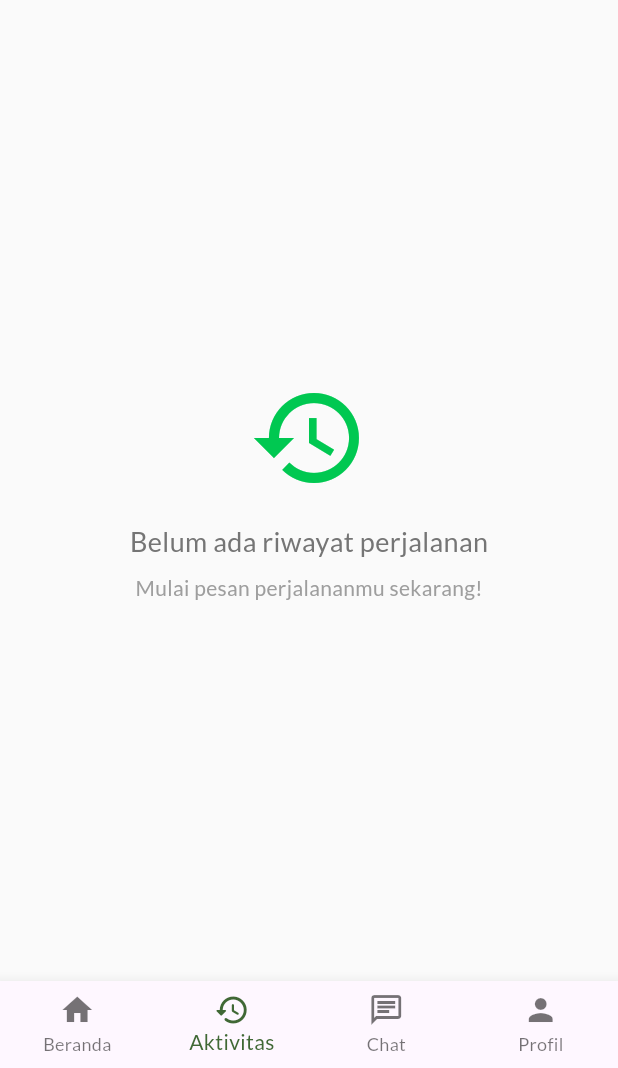
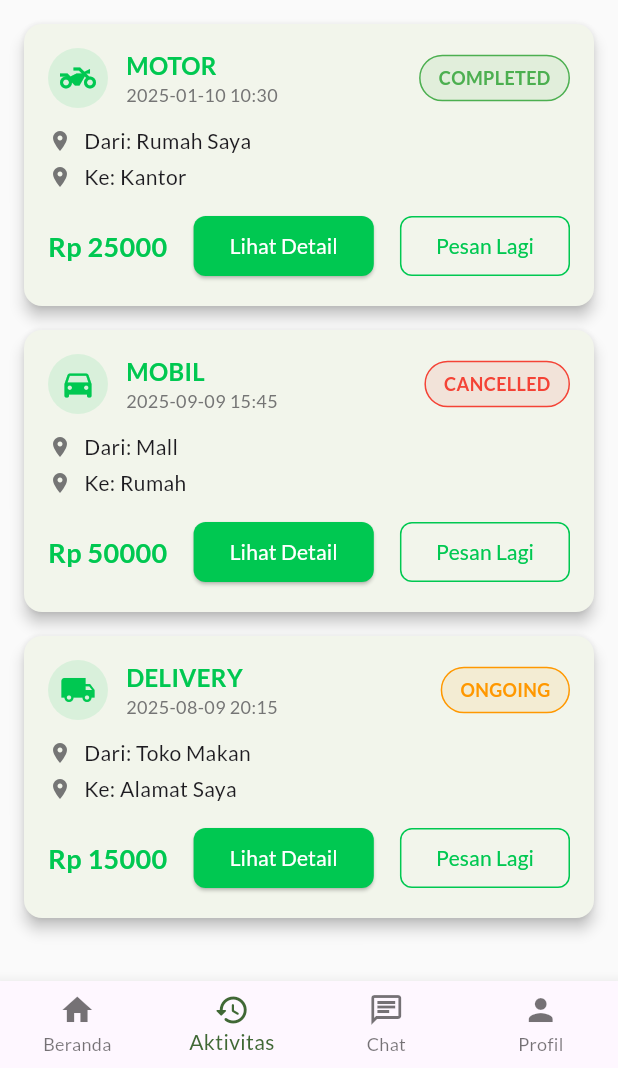
Before and after one commit to DanielKA014/AnterIn, a Flutter app: the HistoryScreen screen opened by its route, on a phone screen of 412 x 824 dp, the part 168-1236 px from its top. Run offline on Flutter 3.47's test engine with Material 3 defaults, Android fonts, the phone set to English and light mode, and no system bars; our stand-ins replace carousel_slider, go_router, google_fonts, permission_handler, shared_preferences, video_player; accounts and stored records are empty.

Commit message:
UI order_history(new)

```diff
--- a/anterin/lib/screens/history_screen.dart
+++ b/anterin/lib/screens/history_screen.dart
@@ -1,111 +1,113 @@
 import 'package:flutter/material.dart';
+import 'package:go_router/go_router.dart';
 import '../models/order.dart';
 
 class HistoryScreen extends StatefulWidget {
-  // Opsional: Constructor untuk pass data dari route
-  const HistoryScreen({super.key, this.orders});
-
-  final List<Order>? orders;
+  const HistoryScreen({super.key});
 
   @override
   _HistoryScreenState createState() => _HistoryScreenState();
 }
 
 class _HistoryScreenState extends State<HistoryScreen> {
-  List<Order> orders = [];
+  late List<Order> orders;
 
   @override
   void initState() {
     super.initState();
-
-    loadOrders();
+    orders = [
+      Order(
+        id: '1',
+        type: 'motor',
+        date: '2025-01-10 10:30',
+        status: 'completed',
+        pickup: 'Rumah Saya',
+        destination: 'Kantor',
+        price: 25000.0,
+      ),
+      // 2. Mobil - Cancelled (merah)
+      Order(
+        id: '2',
+        type: 'mobil',
+        date: '2025-09-09 15:45', // Tanggal pemesanan
+        status: 'cancelled',
+        pickup: 'Mall',
+        destination: 'Rumah',
+        price: 50000.0,
+      ),
+      // 3. Pengiriman Barang - Ongoing/On Progress (kuning/oranye)
+      Order(
+        id: '3',
+        type: 'delivery',
+        date: '2025-08-09 20:15', // Tanggal pemesanan
+        status: 'ongoing',
+        pickup: 'Toko Makan',
+        destination: 'Alamat Saya',
+        price: 15000.0,
+      ),
+    ];
   }
 
-  Future<void> loadOrders() async {
-    setState(() {});
-  }
-
-  // Icon berdasarkan jenis order
   IconData getIconForType(String type) {
     switch (type) {
       case 'motor':
-        return Icons.two_wheeler;
+        return Icons.two_wheeler; // Icon motor
       case 'mobil':
-        return Icons.directions_car;
+        return Icons.directions_car; // Icon mobil
       case 'delivery':
-        return Icons.local_shipping;
+        return Icons.local_shipping; // Icon delivery
       default:
         return Icons.history;
     }
   }
 
-
   Color getStatusColor(String status) {
     switch (status) {
       case 'completed':
         return Colors.green; // Hijau untuk selesai
+      case 'cancelled':
+        return Colors.red; // Merah untuk dibatalkan
       case 'ongoing':
-        return Colors.orange; // Oranye untuk sedang berlangsung
+        return Colors.orange; // Kuning/oranye untuk on progress
       default:
         return Colors.grey;
     }
   }
 
+  void _pesanLagi(String type) {
+    ScaffoldMessenger.of(context).showSnackBar(
+      SnackBar(content: Text('Pesan lagi $type (navigasi ke /ride-$type)')),
+    );
+  }
+
   @override
   Widget build(BuildContext context) {
     return Scaffold(
-      backgroundColor:
-          Colors.grey[50],
+      backgroundColor: Colors.grey[50], // Background abu muda
       appBar: AppBar(
         title: Text(
           'Riwayat Perjalanan',
           style: TextStyle(fontWeight: FontWeight.bold, color: Colors.white),
         ),
-        backgroundColor: Color(0xFF00C851),
+        backgroundColor: Color(0xFF00C851), // Hijau Gojek
         elevation: 0,
         flexibleSpace: Container(
           decoration: BoxDecoration(
             gradient: LinearGradient(
-              colors: [
-                Color(0xFF00C851),
-                Color(0xFF00A651),
-              ],
+              colors: [Color(0xFF00C851), Color(0xFF00A651)], // Gradient hijau
               begin: Alignment.topLeft,
               end: Alignment.bottomRight,
             ),
           ),
         ),
       ),
-      body: orders.isEmpty
-          ? Center(
-              child: Column(
-                mainAxisAlignment: MainAxisAlignment.center,
-                children: [
-                  Icon(Icons.history, size: 80, color: Color(0xFF00C851)),
-                  SizedBox(height: 16),
-                  Text(
-                    'Belum ada riwayat perjalanan',
-                    style: TextStyle(
-                      fontSize: 18,
-                      color: Colors.grey[600],
-                      fontWeight: FontWeight.w500,
-                    ),
-                  ),
-                  SizedBox(height: 8),
-                  Text(
-                    'Mulai pesan perjalananmu sekarang!',
-                    style: TextStyle(fontSize: 14, color: Colors.grey[500]),
-                  ),
-                ],
-              ),
-            )
-          : ListView.builder(
+      body: ListView.builder(
         padding: EdgeInsets.all(16),
         itemCount: orders.length,
         itemBuilder: (context, index) {
           final order = orders[index];
           return Card(
-                  elevation: 4, // Shadow lembut untuk kedalaman
+            elevation: 4, // Shadow lembut seperti Gojek
             margin: EdgeInsets.only(bottom: 16),
             shape: RoundedRectangleBorder(
               borderRadius: BorderRadius.circular(12),
@@ -115,7 +117,7 @@ class _HistoryScreenState extends State<HistoryScreen> {
               child: Column(
                 crossAxisAlignment: CrossAxisAlignment.start,
                 children: [
-                        // Header: Jenis order dan icon
+                  // Header: Icon, Type, Date, Status Badge
                   Row(
                     children: [
                       Container(
@@ -136,7 +138,7 @@ class _HistoryScreenState extends State<HistoryScreen> {
                           crossAxisAlignment: CrossAxisAlignment.start,
                           children: [
                             Text(
-                                    order.type.toUpperCase(),
+                              order.type.toUpperCase(), // e.g., MOTOR
                               style: TextStyle(
                                 fontSize: 16,
                                 fontWeight: FontWeight.bold,
@@ -144,7 +146,7 @@ class _HistoryScreenState extends State<HistoryScreen> {
                               ),
                             ),
                             Text(
-                                    order.date,
+                              order.date, // Tanggal pemesanan
                               style: TextStyle(
                                 fontSize: 12,
                                 color: Colors.grey[600],
@@ -153,16 +155,14 @@ class _HistoryScreenState extends State<HistoryScreen> {
                           ],
                         ),
                       ),
-                            // Status
+                      // Status Badge (mirip Gojek)
                       Container(
                         padding: EdgeInsets.symmetric(
                           horizontal: 12,
                           vertical: 6,
                         ),
                         decoration: BoxDecoration(
-                                color: getStatusColor(
-                                  order.status,
-                                ).withOpacity(0.1),
+                          color: getStatusColor(order.status).withOpacity(0.1),
                           borderRadius: BorderRadius.circular(20),
                           border: Border.all(
                             color: getStatusColor(order.status),
@@ -170,7 +170,7 @@ class _HistoryScreenState extends State<HistoryScreen> {
                           ),
                         ),
                         child: Text(
-                                order.status.toUpperCase(),
+                          order.status.toUpperCase(), // e.g., COMPLETED
                           style: TextStyle(
                             fontSize: 12,
                             fontWeight: FontWeight.bold,
@@ -181,7 +181,7 @@ class _HistoryScreenState extends State<HistoryScreen> {
                     ],
                   ),
                   SizedBox(height: 12),
-                        // Detail rute
+                  // Detail Rute (Dari & Ke)
                   Row(
                     children: [
                       Icon(
@@ -206,10 +206,11 @@ class _HistoryScreenState extends State<HistoryScreen> {
                     ],
                   ),
                   SizedBox(height: 12),
-                        // Harga dan tombol detail (opsional)
+                  // Harga & Tombol (Lihat Detail + Pesan Lagi)
                   Row(
                     mainAxisAlignment: MainAxisAlignment.spaceBetween,
                     children: [
+                      // Harga
                       Text(
                         'Rp ${order.price.toStringAsFixed(0)}',
                         style: TextStyle(
@@ -218,14 +219,13 @@ class _HistoryScreenState extends State<HistoryScreen> {
                           color: Color(0xFF00C851),
                         ),
                       ),
+                      // Tombol Lihat Detail
                       ElevatedButton(
                         onPressed: () {
-                                // Navigasi ke detail order (implementasikan sesuai kebutuhan)
                           ScaffoldMessenger.of(context).showSnackBar(
-                                  SnackBar(
-                                    content: Text('Detail order ${order.id}'),
-                                  ),
+                            SnackBar(content: Text('Detail order ${order.id}')),
                           );
+                          // Ganti dengan navigasi ke detail screen jika ada
                         },
                         style: ElevatedButton.styleFrom(
                           backgroundColor: Color(0xFF00C851),
@@ -235,6 +235,18 @@ class _HistoryScreenState extends State<HistoryScreen> {
                           ),
                         ),
                         child: Text('Lihat Detail'),
+                      ),
+                      // Tombol Pesan Lagi (baru, mirip Gojek)
+                      OutlinedButton(
+                        onPressed: () => _pesanLagi(order.type),
+                        style: OutlinedButton.styleFrom(
+                          foregroundColor: Color(0xFF00C851),
+                          side: BorderSide(color: Color(0xFF00C851)),
+                          shape: RoundedRectangleBorder(
+                            borderRadius: BorderRadius.circular(8),
+                          ),
+                        ),
+                        child: Text('Pesan Lagi'),
                       ),
                     ],
                   ),
```
Lines whose indentation alone changed are shown as unchanged.
